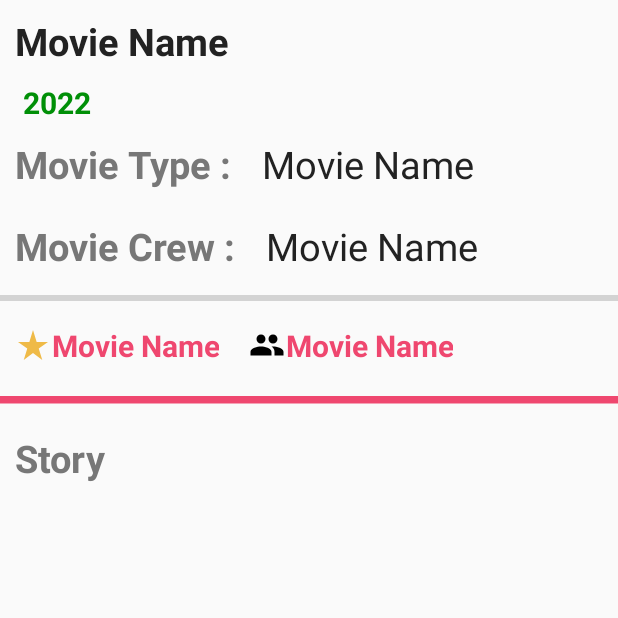
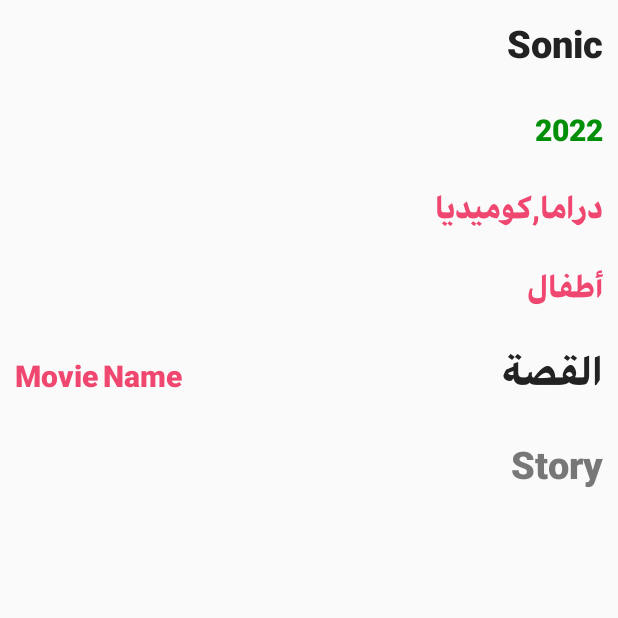
Before and after one commit to markoeltiger/LikeMovie, an Android app: the MovieDetails screen opened directly, with no data from a screen before it, on a phone screen of 412 x 824 dp, the top half of it. Run offline under Robolectric (Android 15) with nearby library versions, the phone set to English and light mode, and no system bars; libraries missing offline, so code that uses them is left out: com.iarcuschin.simpleratingbar; plain views replace SimpleRatingBar; 7 statements that could not run were skipped.

Commit message:
Added fonts

```diff
--- a/app/build.gradle
+++ b/app/build.gradle
@@ -39,6 +39,8 @@
     implementation 'androidx.constraintlayout:constraintlayout:2.1.3'
     implementation 'com.google.firebase:firebase-database:20.0.5'
     implementation 'com.google.firebase:firebase-analytics'
+    implementation 'com.iarcuschin:simpleratingbar:0.1.5'
+
     testImplementation 'junit:junit:4.13.2'
 
     androidTestImplementation 'androidx.test.ext:junit:1.1.3'
--- a/app/src/main/java/com/mark/likemovies/Adapter/MovieListAdapter.java
+++ b/app/src/main/java/com/mark/likemovies/Adapter/MovieListAdapter.java
@@ -26,7 +26,6 @@
 
 
 public class MovieListAdapter extends RecyclerView.Adapter<MovieListAdapter.ViewHolder> {
-    FirebaseDatabase database = FirebaseDatabase.getInstance();
     private DatabaseReference mdatabase;
     private DatabaseReference fdatabase;
     private List<Item> mData;
@@ -72,6 +71,7 @@
          mcon.startActivity(new Intent(mcon, MovieDetails.class));
          Intent detailsIntent = new Intent(mcon, MovieDetails.class);
          detailsIntent.putExtra("movieslist",mData.get(position));
+         detailsIntent.putExtra("movieid",mData.get(position).getId());
          mcon.startActivity(detailsIntent);
      }
  });
--- a/app/src/main/java/com/mark/likemovies/Client/ApiClient.java
+++ b/app/src/main/java/com/mark/likemovies/Client/ApiClient.java
@@ -4,14 +4,19 @@
 import com.mark.likemovies.Models.Movie;
 
 import retrofit2.Call;
+import retrofit2.http.Body;
+import retrofit2.http.Field;
 import retrofit2.http.GET;
+import retrofit2.http.Header;
+import retrofit2.http.Path;
 import retrofit2.http.Query;
+import retrofit2.http.QueryName;
 
 public interface ApiClient {
     @GET("Top250Movies/k_wfn8g9ur")
 
     public Call<Movie> getTop250Movies();
-    @GET("Title/k_wfn8g9ur/")
-    public Call<FullMovie> getMovieDetails(@Query("id") String id);
+    @GET("Title/k_wfn8g9ur/{p1}")
+    public Call<FullMovie> getMovieDetails(@Path("p1") String id);
 
 }
--- a/app/src/main/java/com/mark/likemovies/MovieDetails.java
+++ b/app/src/main/java/com/mark/likemovies/MovieDetails.java
@@ -2,10 +2,14 @@
 
 import androidx.appcompat.app.AppCompatActivity;
 
+import android.animation.Animator;
 import android.content.Intent;
 import android.os.Bundle;
+import android.view.animation.BounceInterpolator;
+import android.widget.ProgressBar;
 import android.widget.TextView;
 
+import com.iarcuschin.simpleratingbar.SimpleRatingBar;
 import com.mark.likemovies.Adapter.MovieListAdapter;
 import com.mark.likemovies.Client.ApiClient;
 import com.mark.likemovies.Models.FullMovie;
@@ -20,44 +24,90 @@
 
 public class MovieDetails extends AppCompatActivity {
 private Item currentMovie;
-TextView MovieName ,Movieyear,MovieCrew,MovieRate,MovieRatePeople,MovieGenre;
+TextView MovieName ,Movieyear,MovieCrew,MovieRate,MovieRatePeople,MovieGenre,MovieStory;
 FullMovie movieList;
+String MovieId;
+    SimpleRatingBar simpleRatingBar;
+    ProgressBar progressBar;
     @Override
     protected void onCreate(Bundle savedInstanceState) {
         super.onCreate(savedInstanceState);
         setContentView(R.layout.activity_movie_details);
         Intent i = getIntent();
+    MovieId=i.getStringExtra("movieid");
         currentMovie = (Item) i.getSerializableExtra("movieslist");
+
+   //     simpleRatingBar=findViewById(R.id.simpleRatingBar);
+        MovieName=findViewById(R.id.tvMovieName);
+        Movieyear=findViewById(R.id.tvMovieYear);
+        MovieCrew=findViewById(R.id.tvMovieCrew);
+        MovieRate=findViewById(R.id.movieRate);
+//        MovieRatePeople=findViewById(R.id.tvmovieRatePepole);
+        MovieGenre=findViewById(R.id.movieGenre);
+        MovieStory=findViewById(R.id.MovieStory);
+progressBar.setMax(10);
 
         Retrofit retrofit= new Retrofit.Builder()
                 .baseUrl("https://imdb-api.com/ar/API/")
                 .addConverterFactory(GsonConverterFactory.create())
                 .build();
         ApiClient myapiclient =retrofit.create(ApiClient.class);
-        Call<FullMovie> mainCall =myapiclient.getMovieDetails(currentMovie.getId());
+        //System.out.println("Mark"+currentMovie.getId());
+        Call<FullMovie> mainCall =myapiclient.getMovieDetails(MovieId);
+        mainCall.toString();
         mainCall.enqueue(new Callback<FullMovie>() {
                              @Override
                              public void onResponse(Call<FullMovie> call, Response<FullMovie> response) {
+
                                 movieList =response.body();
+                                 System.out.println("weather s" +response.raw().toString());
+                                 MovieGenre.setText(movieList.getGenres());
+                                 MovieStory.setText(movieList.getPlotLocal());
 
                              }
 
                              @Override
                              public void onFailure(Call<FullMovie> call, Throwable t) {
-
+                                 System.out.println("weather" +t.getMessage());
+                                 System.out.println("weather" +t.getCause());
                              }
                          });
 
-        MovieName=findViewById(R.id.tvMovieName);
-        Movieyear=findViewById(R.id.tvMovieYear);
-        MovieCrew=findViewById(R.id.tvMovieCrew);
-        MovieRate=findViewById(R.id.movieRate);
-        MovieRatePeople=findViewById(R.id.tvmovieRatePepole);
         MovieName.setText(currentMovie.getTitle());
         Movieyear.setText(currentMovie.getYear());
         MovieCrew.setText(currentMovie.getCrew());
         MovieRate.setText(currentMovie.getImDbRating()+ " / 10");
-        MovieRatePeople.setText(currentMovie.getImDbRatingCount());
-        MovieGenre.setText(movieList.getGenres());
+        progressBar.setProgress(Integer.valueOf(currentMovie.getImDbRating()));
+     //   MovieRatePeople.setText(currentMovie.getImDbRatingCount());
+
+        float f=Float.parseFloat(currentMovie.getImDbRating());
+//        SimpleRatingBar.AnimationBuilder builder = simpleRatingBar.getAnimationBuilder()
+//                .setRatingTarget(f)
+//                .setAnimatorListener(new Animator.AnimatorListener() {
+//                    @Override
+//                    public void onAnimationStart(Animator animation) {
+//
+//
+//                    }
+//
+//                    @Override
+//                    public void onAnimationEnd(Animator animation) {
+//
+//                    }
+//
+//                    @Override
+//                    public void onAnimationCancel(Animator animation) {
+//
+//                    }
+//
+//                    @Override
+//                    public void onAnimationRepeat(Animator animation) {
+//
+//                    }
+//                })
+//                ;
+//
+//        builder.start();
+//        builder.setRatingTarget(f);
     }
 }
--- a/app/src/main/res/layout/activity_movie_details.xml
+++ b/app/src/main/res/layout/activity_movie_details.xml
@@ -14,21 +14,26 @@
 
     <TextView
         android:id="@+id/tvMovieName"
-        android:layout_width="wrap_content"
+        android:layout_width="match_parent"
         android:layout_height="wrap_content"
+        android:textAlignment="viewEnd"
+        android:fontFamily="@font/arabic"
         android:textColor="@color/black"
         android:layout_margin="10dp"
-android:textStyle="bold"
+        android:textStyle="bold"
+
         android:textSize="25dp"
-        android:text="Movie Name"/>
+        android:text="Sonic"/>
 </LinearLayout>
     <TextView
         android:id="@+id/tvMovieYear"
-        android:layout_width="wrap_content"
+        android:layout_width="match_parent"
         android:layout_height="wrap_content"
         android:textSize="20dp"
+        android:fontFamily="@font/arabic"
+        android:textAlignment="viewEnd"
         android:textStyle="bold"
-        android:layout_marginLeft="15dp"
+     android:layout_margin="10dp"
         android:textColor="@color/green"
         android:text="2022"/>
     <LinearLayout
@@ -38,21 +43,17 @@
         >
 
         <TextView
-            android:layout_width="wrap_content"
+            android:id="@+id/movieGenre"
+            android:layout_width="match_parent"
             android:layout_height="wrap_content"
-            android:textSize="25dp"
+            android:textColor="@color/purple_500"
             android:layout_margin="10dp"
+            android:textAlignment="viewEnd"
+    android:fontFamily="@font/arabic"
+
             android:textStyle="bold"
-            android:textColor="@color/grey"
-            android:text="Movie Type :"/>
-        <TextView
-            android:layout_width="wrap_content"
-            android:layout_height="wrap_content"
-            android:textColor="@color/black"
-            android:layout_margin="10dp"
-
-            android:textSize="25dp"
-            android:text="Movie Name"/>
+            android:textSize="20dp"
+            android:text="دراما,كوميديا"/>
     </LinearLayout>
     <LinearLayout
         android:layout_width="match_parent"
@@ -61,83 +62,96 @@
         >
 
         <TextView
-            android:layout_width="wrap_content"
+            android:id="@+id/tvMovieCrew"
+            android:layout_width="match_parent"
             android:layout_height="wrap_content"
-            android:textSize="25dp"
+            android:textColor="@color/purple_500"
+            android:fontFamily="@font/arabic"
             android:layout_margin="10dp"
-            android:textStyle="bold"
-            android:textColor="@color/grey"
-            android:text="Movie Crew :"/>
-        <TextView
-            android:id="@+id/tvMovieCrew"
-            android:layout_width="wrap_content"
-            android:layout_height="wrap_content"
-            android:textColor="@color/black"
-            android:layout_margin="10dp"
+            android:textAlignment="viewEnd"
+            android:textSize="20dp"
+            android:text="أطفال"/>
+    </LinearLayout>
+<!--    <com.iarcuschin.simpleratingbar.SimpleRatingBar-->
+<!--        android:id="@+id/simpleRatingBar"-->
+<!--        android:layout_width="wrap_content"-->
+<!--        android:layout_height="wrap_content"-->
+<!--        app:srb_starSize="35dp"-->
+<!--        android:layout_gravity="center"-->
+<!--        app:srb_numberOfStars="10"-->
+<!--        app:srb_rating="9"-->
+<!--        app:srb_stepSize="0.1"-->
 
-            android:textSize="25dp"
-            android:text="Movie Name"/>
-    </LinearLayout>
-    <ProgressBar
-        android:id="@+id/progressBar"
-        style="?android:attr/progressBarStyleHorizontal"
-        android:layout_width="match_parent"
-        android:layout_height="15dp"
-        />
+<!--        />-->
     <LinearLayout
         android:layout_width="match_parent"
         android:layout_height="wrap_content"
         android:orientation="horizontal"
         >
-<!--        <TextView-->
-<!--            android:layout_width="wrap_content"-->
-<!--            android:layout_height="wrap_content"-->
-<!--            android:textSize="25dp"-->
-<!--            android:layout_margin="10dp"-->
-<!--            android:textStyle="bold"-->
-<!--            android:textColor="@color/black"-->
-<!--            android:text="Story"/>-->
+
         <TextView
-
             android:id="@+id/movieRate"
             android:layout_width="wrap_content"
             android:layout_height="wrap_content"
             android:textColor="@color/purple_700"
             android:layout_margin="10dp"
             android:gravity="center_horizontal"
-        android:drawableLeft="@drawable/ic_baseline_star_rate_24"
+            android:fontFamily="@font/arabic"
             android:textStyle="bold"
             android:textSize="20dp"
 
             android:text="Movie Name"/>
-        <TextView
-            android:drawableLeft="@drawable/ic_baseline_group_24"
-            android:id="@+id/tvmovieRatePepole"
-            android:layout_width="wrap_content"
-            android:layout_height="wrap_content"
-            android:textColor="@color/purple_700"
-            android:layout_margin="10dp"
+                <TextView
+                    android:layout_width="match_parent"
+                    android:layout_height="wrap_content"
+                    android:textSize="25dp"
+                    android:layout_margin="10dp"
+                    android:textStyle="bold"
 
-            android:gravity="right"
-            android:textStyle="bold"
-            android:textSize="20dp"
-            android:text="Movie Name"/>
+                    android:fontFamily="@font/arabic"
+                    android:textColor="@color/black"
+                    android:text="القصة"/>
+
+        <!--        <TextView-->
+<!--            android:drawableLeft="@drawable/ic_baseline_group_24"-->
+<!--            android:id="@+id/tvmovieRatePepole"-->
+<!--            android:layout_width="wrap_content"-->
+<!--            android:layout_height="wrap_content"-->
+<!--            android:textColor="@color/purple_700"-->
+<!--            android:layout_margin="10dp"-->
+
+<!--            android:gravity="right"-->
+<!--            android:textStyle="bold"-->
+<!--            android:textSize="20dp"-->
+<!--            android:text="Movie Name"/>-->
 
 
     </LinearLayout>
 
-    <ImageView
+<!--    <ImageView-->
+<!--        android:layout_width="match_parent"-->
+<!--        android:layout_height="wrap_content"-->
+<!--        android:scaleType="fitXY"-->
+<!--        android:src="@drawable/ic_baseline_horizontal_rule_24" />-->
+
+    <ProgressBar
+        android:id="@+id/progressBar"
+        style="?android:attr/progressBarStyleHorizontal"
         android:layout_width="match_parent"
-        android:layout_height="wrap_content"
-        android:scaleType="fitXY"
-        android:src="@drawable/ic_baseline_horizontal_rule_24"
-        />
+        android:layout_height="match_parent"
+        android:layout_weight="1" />
+
     <TextView
+        android:id="@+id/MovieStory"
+
         android:layout_width="match_parent"
         android:layout_height="match_parent"
         android:textSize="25dp"
         android:layout_margin="10dp"
         android:textStyle="bold"
+        android:textAlignment="viewEnd"
+        android:textDirection="rtl"
+        android:fontFamily="@font/arabic"
         android:textColor="@color/grey"
         android:text="Story"/>
 </LinearLayout>
--- a/gradle.properties
+++ b/gradle.properties
@@ -19,3 +19,5 @@
 # resources declared in the library itself and none from the library's dependencies,
 # thereby reducing the size of the R class for that library
 android.nonTransitiveRClass=true
+
+android.enableJetifier=true
```
Also changed, not shown: app/src/main/res/drawable/ic_login_bk.xml (added, +17 -0 lines), app/src/main/res/drawable/login_shape_bk.xml (added, +16 -0 lines), app/src/main/res/font/fontroboto.xml (added, +12 -0 lines), app/src/main/res/font/robotonormal.xml (added, +14 -0 lines), app/src/main/res/font/arabic.otf (added), app/src/main/res/font/robotoblack.ttf (added), app/src/main/res/font/robotobold.ttf (added), app/src/main/res/font/robotolight.ttf (added), app/src/main/res/font/robotomedium.ttf (added), app/src/main/res/font/robotoregular.ttf (added), app/src/main/res/font/robotothin.ttf (added).
